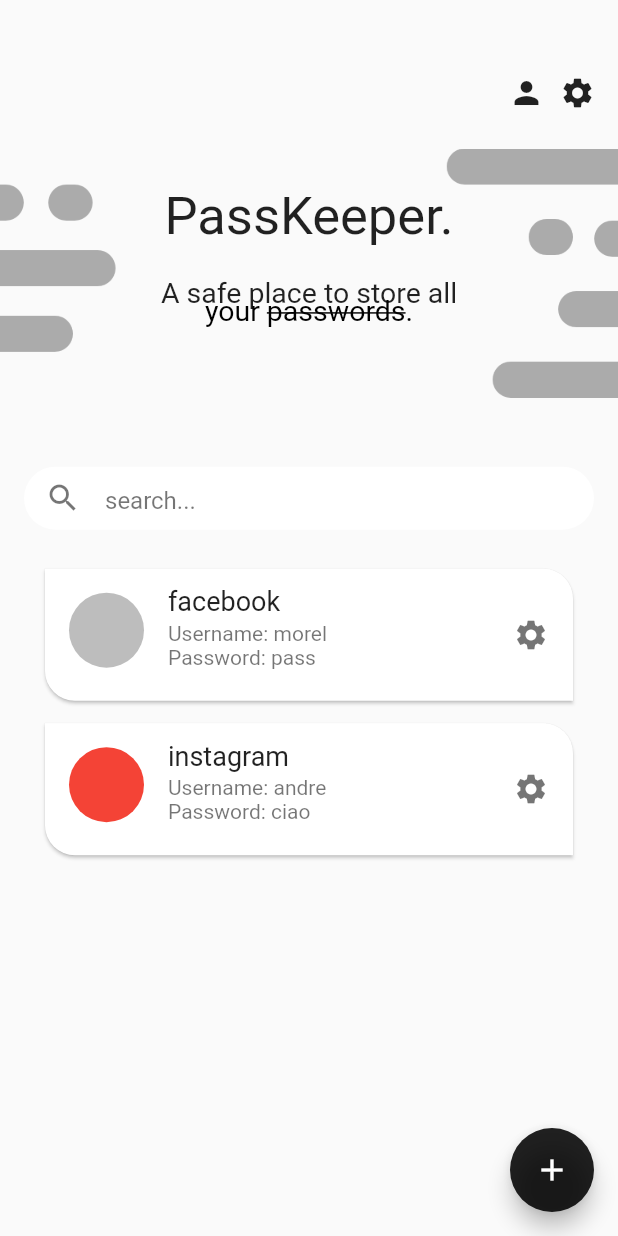
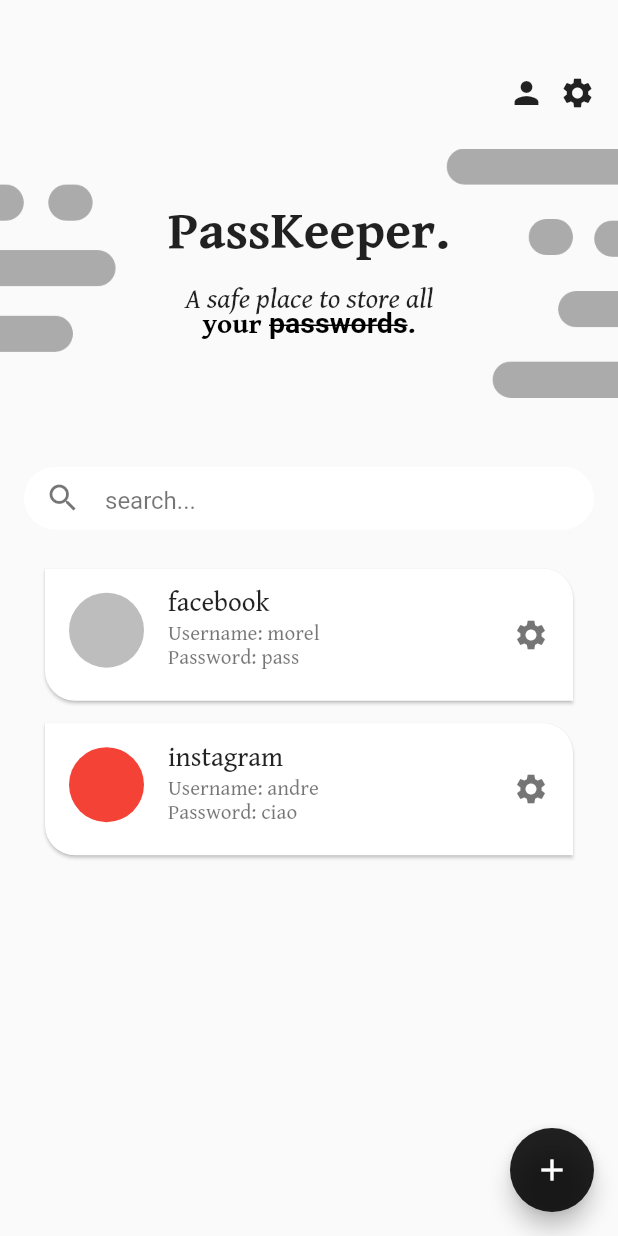
Before and after one commit to lorenzo-morelli/PassKeeper, a Flutter app: the Home screen opened directly, on a phone screen of 412 x 824 dp. Run offline on Flutter 3.47's test engine with Material 2 defaults, Android fonts, the phone set to English and light mode, and no system bars; our stand-ins replace flutter_colorpicker; Roboto replaces fonts that are missing (Butler).

```diff
--- a/lib/main.dart
+++ b/lib/main.dart
@@ -11,13 +11,13 @@ class MyApp extends StatelessWidget {
   Widget build(BuildContext context) {
     return MaterialApp(
       theme: ThemeData(
-          fontFamily: 'Butler',
+          fontFamily: 'GentiumBook',
           highlightColor: Colors.white,
         floatingActionButtonTheme: FloatingActionButtonThemeData(
           backgroundColor: Colors.black87,
         ),
       ),
-      home: Wrapper(), // should be Wrapper()
+      home: Login(), // should be Wrapper()
     );
   }
 }
--- a/lib/shared/constants.dart
+++ b/lib/shared/constants.dart
@@ -3,6 +3,7 @@ import 'package:flutter/material.dart';
 
 class Constants {
   static const double cornRad = 30;
+  static Color? lightGrey = Colors.grey[100];
 
   static InputDecoration textInputDecoration = InputDecoration(
     hintText: 'site',
--- a/lib/views/home/home.dart
+++ b/lib/views/home/home.dart
@@ -78,28 +78,29 @@ class _HomeState extends State<Home> {
                       Image.asset('assets/images/home.png', fit: BoxFit.cover)),
               Column(
                 children: [
-                  SizedBox(height: 25),
+                  SizedBox(height: 35),
                   Wrap(
-                    runSpacing: -10,
+                    runSpacing: -6,
                     children: [
                       Center(
                         child: Text(
                           'PassKeeper.',
-                          style: TextStyle(fontSize: 35),
+                          style: TextStyle(fontSize: 35, fontWeight: FontWeight.bold),
                         ),
                       ),
-                      SizedBox(height: 70),
+                      SizedBox(height: 60),
                       Center(
                         child: Text(
                           'A safe place to store all',
-                          style: TextStyle(fontSize: 19),
+                          style: TextStyle(fontSize: 19, fontStyle: FontStyle.italic),
                         ),
                       ),
                       Center(
                         child: RichText(
                           text: TextSpan(
                             style: TextStyle(
-                                fontFamily: 'ZenAntique',
+                                fontFamily: 'GentiumBook',
+                                fontWeight: FontWeight.w600,
                                 color: Colors.black,
                                 fontSize: 19),
                             children: const [
```
Also changed, not shown: lib/shared/loading.dart (added, +10 -0 lines), lib/views/authentication/login.dart (+106 -2 lines), pubspec.yaml (+11 -2 lines), assets/fonts/Butler/Butler_Black.otf (deleted), assets/fonts/Butler/Butler_Bold.otf (deleted), assets/fonts/Butler/Butler_ExtraBold.otf (deleted), assets/fonts/Butler/Butler_Light.otf (deleted), assets/fonts/Butler/Butler_Medium.otf (deleted), assets/fonts/Butler/Butler_Regular.otf (deleted), assets/fonts/Butler/Butler_Ultra_Light.otf (deleted), assets/fonts/GentiumBook/GentiumBookBasic-Bold.ttf (added), assets/fonts/GentiumBook/GentiumBookBasic-BoldItalic.ttf (added), assets/fonts/GentiumBook/GentiumBookBasic-Italic.ttf (added), assets/fonts/GentiumBook/GentiumBookBasic-Regular.ttf (added).
